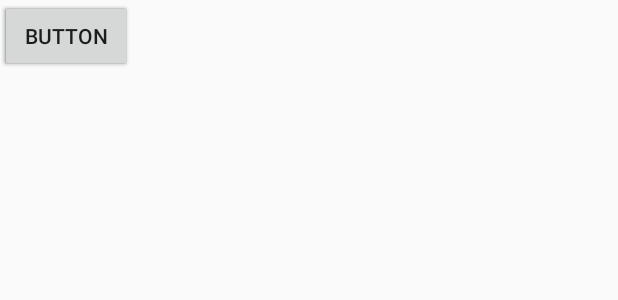
After one commit to nicoleloupias/android-app, an Android app: the layout cuadro_dialogo.xml on its own in the app's theme, with its tools: preview values and no code run, on a phone screen of 412 x 824 dp. The commit adds this screen. Shown: the top 300 px of the screen. Run offline under Robolectric (Android 15) with nearby library versions, the phone set to English and light mode, and no system bars.

Commit message:
dialogoamediohacer

```diff
--- a/app/src/main/java/com/example/ahorcado/JuegoActivity.java
+++ b/app/src/main/java/com/example/ahorcado/JuegoActivity.java
@@ -2,6 +2,7 @@ package com.example.ahorcado;
 
 import androidx.appcompat.app.AppCompatActivity;
 
+import android.content.Context;
 import android.graphics.Color;
 import android.os.Bundle;
 import android.os.CountDownTimer;
@@ -24,7 +25,6 @@ public class JuegoActivity extends AppCompatActivity {
     private char[] arrayPalabra;
     private int intentos = 0;
     private boolean juegoTerminado = false;
-
     private static long NUMERO_SEGUNDOS = 30000;
     private static final String SEGUNDOS_FORMAT = "%02d";
     private int segundosQueQuedan = 0;
--- /dev/null
+++ b/app/src/main/res/layout/cuadro_dialogo.xml
@@ -0,0 +1,31 @@
+<?xml version="1.0" encoding="utf-8"?>
+<androidx.constraintlayout.widget.ConstraintLayout
+    xmlns:android="http://schemas.android.com/apk/res/android"
+    xmlns:tools="http://schemas.android.com/tools"
+    android:layout_width="match_parent"
+    android:layout_height="match_parent">
+
+    <Button
+        android:id="@+id/bt_reiniciar"
+        android:layout_width="wrap_content"
+        android:layout_height="wrap_content"
+        android:text="Button"
+        tools:layout_editor_absoluteX="154dp"
+        tools:layout_editor_absoluteY="230dp" />
+
+    <Button
+        android:id="@+id/bt_ranking"
+        android:layout_width="wrap_content"
+        android:layout_height="wrap_content"
+        android:text="Button"
+        tools:layout_editor_absoluteX="145dp"
+        tools:layout_editor_absoluteY="131dp" />
+
+    <Button
+        android:id="@+id/bt_cambiarDificultad"
+        android:layout_width="wrap_content"
+        android:layout_height="wrap_content"
+        android:text="Button"
+        tools:layout_editor_absoluteX="151dp"
+        tools:layout_editor_absoluteY="329dp" />
+</androidx.constraintlayout.widget.ConstraintLayout>
```
Also changed, not shown: app/src/main/java/com/example/ahorcado/CuadroDialogo.java (added, +55 -0 lines).
